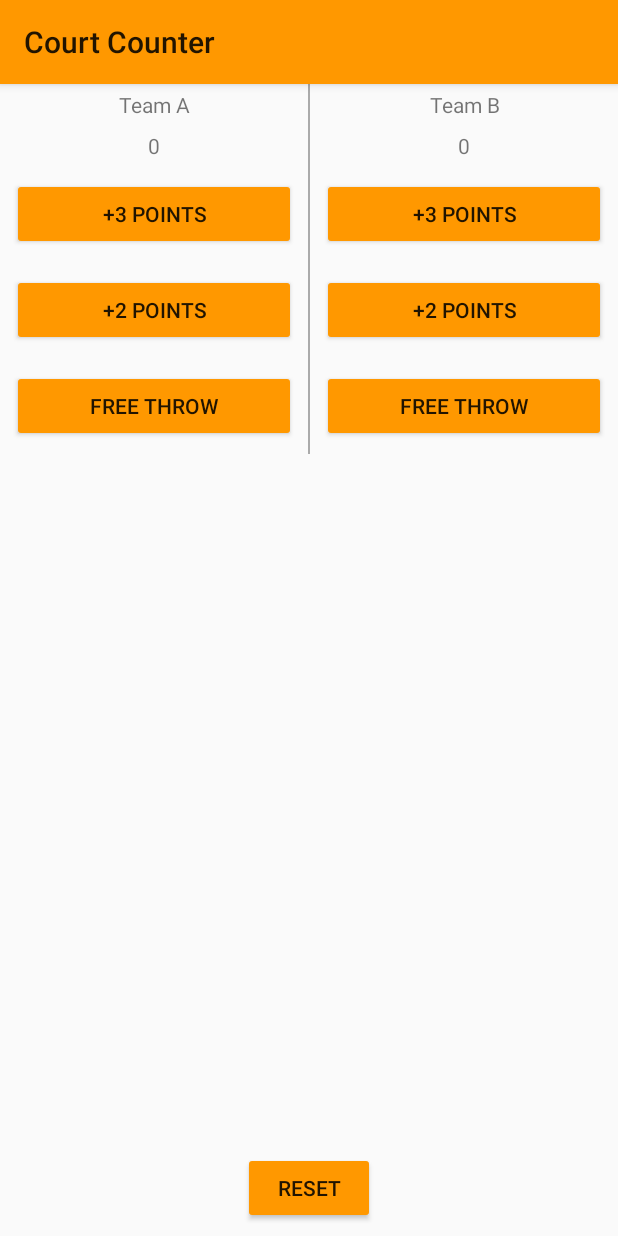
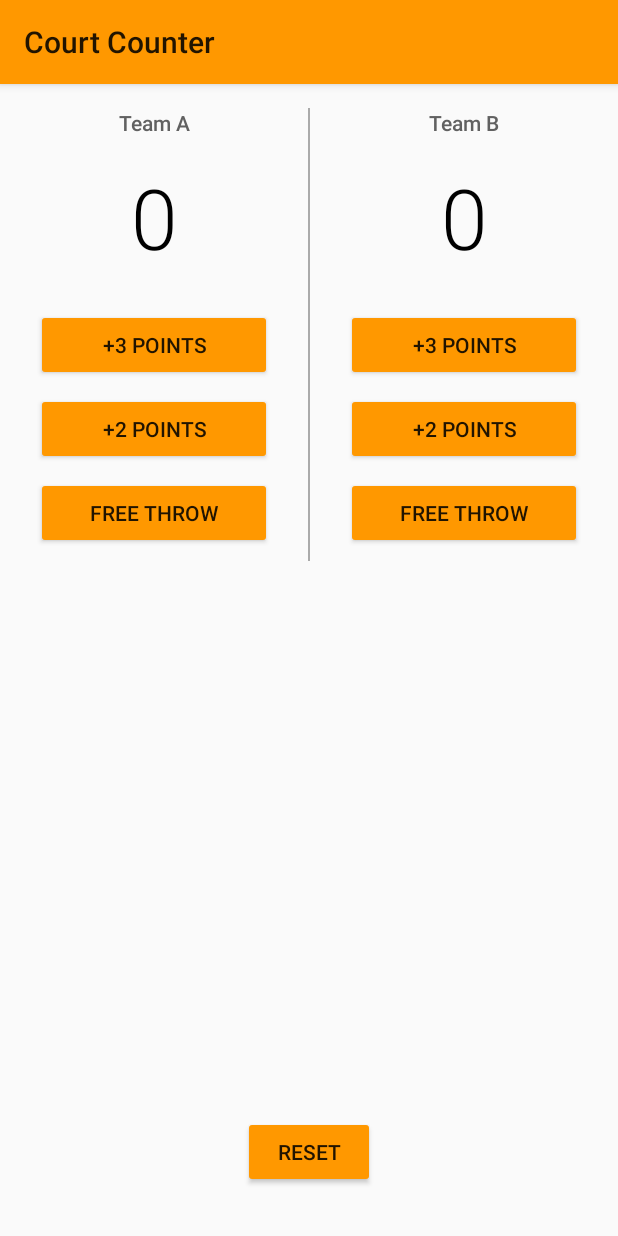
Before and after one commit to Jiyang727/CourtCounter, an Android app: the screen it shows after launch (MainActivity), on a phone screen of 412 x 824 dp. Run offline under Robolectric (Android 15) with nearby library versions, the phone set to English and light mode, and no system bars.

Commit message:
Modify Styling(Margin, Font, Text-Size)

```diff
--- a/app/build.gradle
+++ b/app/build.gradle
@@ -5,7 +5,7 @@ android {
     buildToolsVersion "25.0.2"
     defaultConfig {
         applicationId "com.example.android.courtcounter"
-        minSdkVersion 15
+        minSdkVersion 17
         targetSdkVersion 24
         versionCode 1
         versionName "1.0"
--- a/app/src/main/res/layout/activity_main.xml
+++ b/app/src/main/res/layout/activity_main.xml
@@ -21,22 +21,30 @@
             <TextView
                 android:layout_width="match_parent"
                 android:layout_height="wrap_content"
-                android:layout_margin="@dimen/textView_margin"
+                android:layout_margin="@dimen/team_margin"
+                android:fontFamily="sans-serif-medium"
                 android:gravity="center_horizontal"
-                android:text="@string/team_a" />
+                android:text="@string/team_a"
+                android:textColor="@color/colorTeamName"
+                android:textSize="@dimen/team_text_size" />
 
             <TextView
                 android:id="@+id/team_a_score"
                 android:layout_width="match_parent"
                 android:layout_height="wrap_content"
-                android:layout_margin="@dimen/textView_margin"
+                android:layout_marginBottom="@dimen/score_margin_bottom"
+                android:fontFamily="sans-serif-light"
                 android:gravity="center_horizontal"
-                android:text="@string/team_a_score" />
+                android:text="@string/team_a_score"
+                android:textColor="@color/colorScore"
+                android:textSize="@dimen/score_text_size" />
 
             <Button
                 android:layout_width="match_parent"
                 android:layout_height="wrap_content"
-                android:layout_margin="@dimen/button_margin"
+                android:layout_marginBottom="@dimen/button_margin_bottom"
+                android:layout_marginEnd="@dimen/button_margin_right"
+                android:layout_marginStart="@dimen/button_margin_left"
                 android:onClick="addThreeForTeamA"
                 android:text="@string/button_a1"
                 android:textAllCaps="true" />
@@ -44,7 +52,9 @@
             <Button
                 android:layout_width="match_parent"
                 android:layout_height="wrap_content"
-                android:layout_margin="@dimen/button_margin"
+                android:layout_marginBottom="@dimen/button_margin_bottom"
+                android:layout_marginEnd="@dimen/button_margin_right"
+                android:layout_marginStart="@dimen/button_margin_left"
                 android:onClick="addTwoForTeamA"
                 android:text="@string/button_a2"
                 android:textAllCaps="true" />
@@ -52,15 +62,19 @@
             <Button
                 android:layout_width="match_parent"
                 android:layout_height="wrap_content"
-                android:layout_margin="@dimen/button_margin"
+                android:layout_marginBottom="@dimen/button_margin_bottom"
+                android:layout_marginEnd="@dimen/button_margin_right"
+                android:layout_marginStart="@dimen/button_margin_left"
                 android:onClick="addOneForTeamA"
                 android:text="@string/button_a3"
                 android:textAllCaps="true" />
+
         </LinearLayout>
 
         <View
             android:layout_width="1dp"
             android:layout_height="match_parent"
+            android:layout_marginTop="@dimen/team_margin"
             android:background="@android:color/darker_gray" />
 
         <LinearLayout
@@ -72,22 +86,30 @@
             <TextView
                 android:layout_width="match_parent"
                 android:layout_height="wrap_content"
-                android:layout_margin="@dimen/textView_margin"
+                android:layout_margin="@dimen/team_margin"
+                android:fontFamily="sans-serif-medium"
                 android:gravity="center_horizontal"
-                android:text="@string/team_b" />
+                android:text="@string/team_b"
+                android:textColor="@color/colorTeamName"
+                android:textSize="@dimen/team_text_size" />
 
             <TextView
                 android:id="@+id/team_b_score"
                 android:layout_width="match_parent"
                 android:layout_height="wrap_content"
-                android:layout_margin="@dimen/textView_margin"
+                android:layout_marginBottom="@dimen/score_margin_bottom"
+                android:fontFamily="sans-serif-light"
                 android:gravity="center_horizontal"
-                android:text="@string/team_a_score" />
+                android:text="@string/team_b_score"
+                android:textColor="@color/colorScore"
+                android:textSize="@dimen/score_text_size" />
 
             <Button
                 android:layout_width="match_parent"
                 android:layout_height="wrap_content"
-                android:layout_margin="@dimen/button_margin"
+                android:layout_marginBottom="@dimen/button_margin_bottom"
+                android:layout_marginEnd="@dimen/button_margin_right"
+                android:layout_marginStart="@dimen/button_margin_left"
                 android:onClick="addThreeForTeamB"
                 android:text="@string/button_b1"
                 android:textAllCaps="true" />
@@ -95,7 +117,9 @@
             <Button
                 android:layout_width="match_parent"
                 android:layout_height="wrap_content"
-                android:layout_margin="@dimen/button_margin"
+                android:layout_marginBottom="@dimen/button_margin_bottom"
+                android:layout_marginEnd="@dimen/button_margin_right"
+                android:layout_marginStart="@dimen/button_margin_left"
                 android:onClick="addTwoForTeamB"
                 android:text="@string/button_b2"
                 android:textAllCaps="true" />
@@ -103,7 +127,9 @@
             <Button
                 android:layout_width="match_parent"
                 android:layout_height="wrap_content"
-                android:layout_margin="@dimen/button_margin"
+                android:layout_marginBottom="@dimen/button_margin_bottom"
+                android:layout_marginEnd="@dimen/button_margin_right"
+                android:layout_marginStart="@dimen/button_margin_left"
                 android:onClick="addOneForTeamB"
                 android:text="@string/button_b3"
                 android:textAllCaps="true" />
@@ -116,7 +142,7 @@
         android:layout_height="wrap_content"
         android:layout_alignParentBottom="true"
         android:layout_centerHorizontal="true"
-        android:layout_margin="@dimen/button_margin"
+        android:layout_marginBottom="@dimen/reset_margin_bottom"
         android:onClick="resetScore"
         android:text="@string/button_reset"
         android:textAllCaps="true" />
--- a/app/src/main/res/values/colors.xml
+++ b/app/src/main/res/values/colors.xml
@@ -4,4 +4,6 @@
     <color name="colorPrimaryDark">#FB8C00</color>
     <color name="colorAccent">#FF4081</color>
     <color name="colorButtonNormal">#FF9800</color>
+    <color name="colorTeamName">#616161</color>
+    <color name="colorScore">#000000</color>
 </resources>
--- a/app/src/main/res/values/dimens.xml
+++ b/app/src/main/res/values/dimens.xml
@@ -1,5 +1,11 @@
 <?xml version="1.0" encoding="utf-8"?>
 <resources>
-    <dimen name="textView_margin">4dp</dimen>
-    <dimen name="button_margin">8dp</dimen>
+    <dimen name="team_margin">16dp</dimen>
+    <dimen name="score_margin_bottom">24dp</dimen>
+    <dimen name="team_text_size">14sp</dimen>
+    <dimen name="score_text_size">56sp</dimen>
+    <dimen name="button_margin_bottom">8dp</dimen>
+    <dimen name="button_margin_left">24dp</dimen>
+    <dimen name="button_margin_right">24dp</dimen>
+    <dimen name="reset_margin_bottom">32dp</dimen>
 </resources>
```
